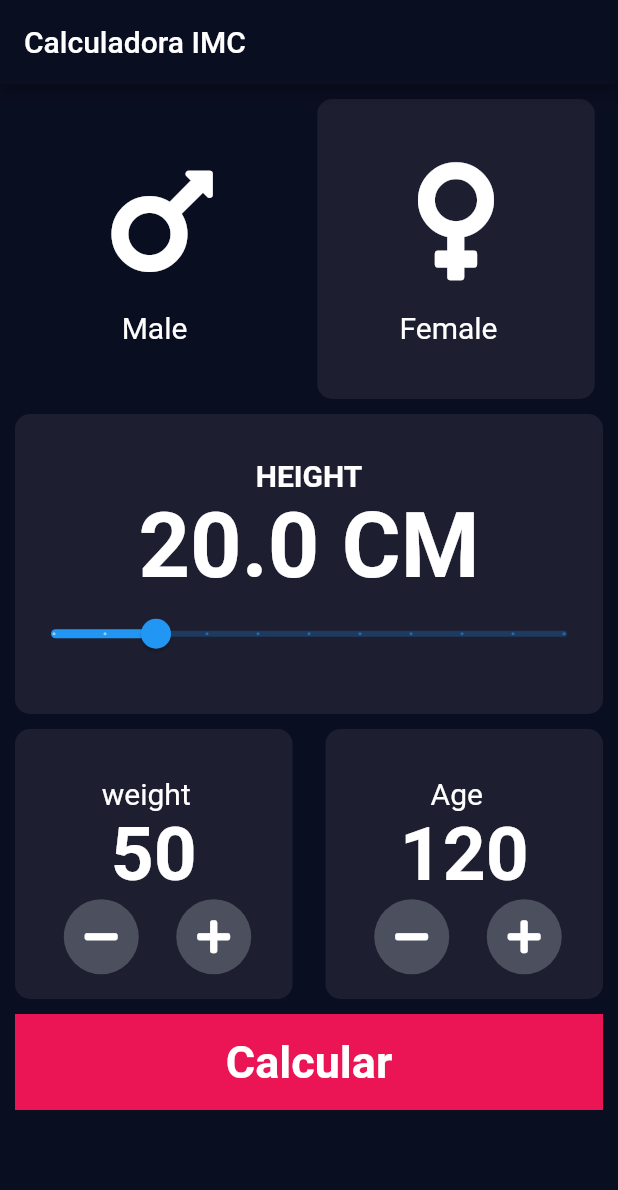
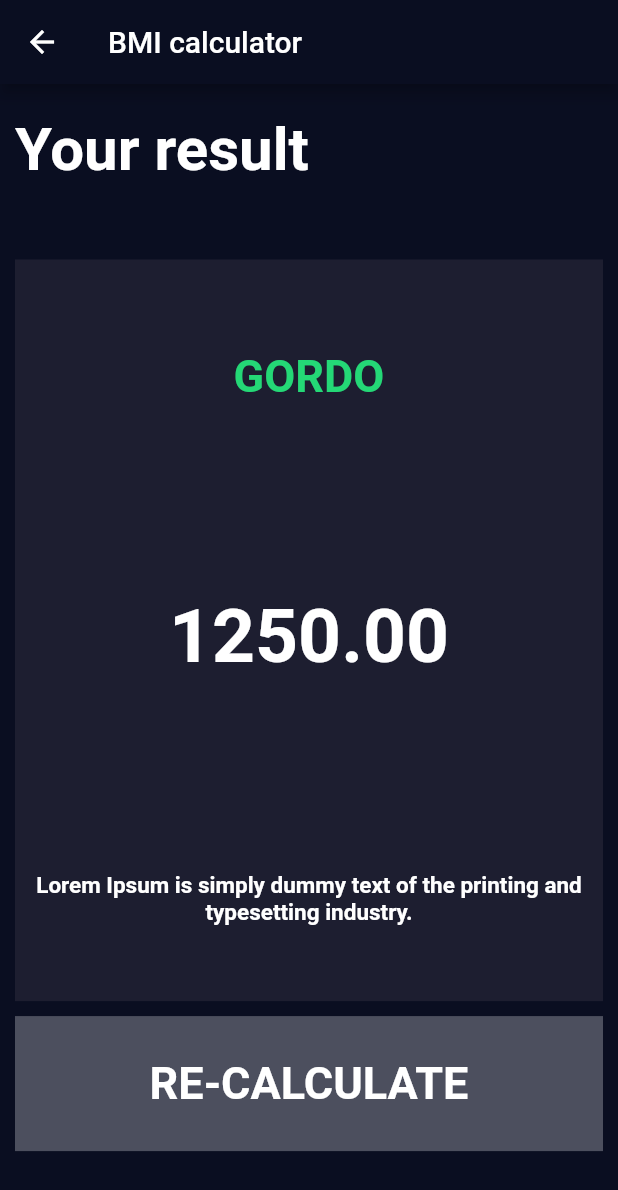
Before and after one commit to Diogoloiola/app-imc, a Flutter app: the screen it shows after launch, after a tap on "Calcular", on a phone screen of 412 x 824 dp. Shown: the top 1190 px of the screen. Run offline on Flutter 3.47's test engine with Material 2 defaults, Android fonts, the phone set to English and light mode, and no system bars; our stand-ins replace font_awesome_flutter.

Commit message:
finished app

```diff
--- a/lib/components/home_page.dart
+++ b/lib/components/home_page.dart
@@ -3,6 +3,7 @@ import 'package:imc/utils/calculator.dart';
 import 'package:imc/utils/chose_color.dart';
 import 'package:imc/utils/my_colors.dart';
 import 'package:font_awesome_flutter/font_awesome_flutter.dart';
+import 'package:imc/utils/screen_arguments.dart';
 
 class HomePage extends StatefulWidget {
   const HomePage({Key? key}) : super(key: key);
@@ -285,6 +286,12 @@ class _HomePageState extends State<HomePage> {
               onTap: () {
                 Calculator calculator =
                     Calculator(_currentSliderValue / 100, _weight);
+
+                double imc = calculator.calculate();
+
+                Navigator.of(context).pushNamed('/result',
+                    arguments:
+                        ScreenArguments(calculator.description(imc), imc));
               },
               child: Container(
                 width: MediaQuery.of(context).size.width,
--- a/lib/components/my_app.dart
+++ b/lib/components/my_app.dart
@@ -1,5 +1,6 @@
 import 'package:flutter/material.dart';
 import 'package:imc/components/home_page.dart';
+import 'package:imc/components/result.dart';
 
 class MyApp extends StatelessWidget {
   const MyApp({Key? key}) : super(key: key);
@@ -8,11 +9,16 @@ class MyApp extends StatelessWidget {
   @override
   Widget build(BuildContext context) {
     return MaterialApp(
-        title: 'Flutter Demo',
-        debugShowCheckedModeBanner: false,
-        theme: ThemeData(
-          brightness: Brightness.dark,
-        ),
-        home: const HomePage());
+      title: 'Flutter Demo',
+      debugShowCheckedModeBanner: false,
+      theme: ThemeData(
+        brightness: Brightness.dark,
+      ),
+      initialRoute: '/',
+      routes: {
+        '/': (context) => const HomePage(),
+        '/result': (context) => const Result()
+      },
+    );
   }
 }
--- /dev/null
+++ b/lib/components/result.dart
@@ -0,0 +1,91 @@
+import 'package:flutter/material.dart';
+import 'package:imc/utils/my_colors.dart';
+import 'package:imc/utils/screen_arguments.dart';
+
+class Result extends StatelessWidget {
+  const Result({Key? key}) : super(key: key);
+
+  @override
+  Widget build(BuildContext context) {
+    final args = ModalRoute.of(context)!.settings.arguments as ScreenArguments;
+    print(args.description);
+    return Scaffold(
+      appBar: AppBar(
+        title: const Text('BMI calculator'),
+        backgroundColor: MyColors.dark,
+      ),
+      body: Container(
+        width: MediaQuery.of(context).size.width,
+        height: MediaQuery.of(context).size.height,
+        color: MyColors.dark,
+        padding: const EdgeInsets.all(10),
+        child: Column(
+          children: [
+            Container(
+                width: MediaQuery.of(context).size.width,
+                margin: const EdgeInsets.only(top: 10),
+                child: const Text(
+                  'Your result',
+                  textAlign: TextAlign.left,
+                  style: TextStyle(fontSize: 40, fontWeight: FontWeight.bold),
+                )),
+            Container(
+              width: MediaQuery.of(context).size.width,
+              height: MediaQuery.of(context).size.height * 0.6,
+              margin: const EdgeInsets.only(top: 50),
+              color: const Color(0xff1d1e30),
+              child: Column(
+                mainAxisAlignment: MainAxisAlignment.spaceBetween,
+                children: [
+                  Container(
+                      margin: const EdgeInsets.only(top: 60),
+                      child: Text(
+                        args.description.toUpperCase(),
+                        textAlign: TextAlign.center,
+                        style: const TextStyle(
+                            fontSize: 30,
+                            fontWeight: FontWeight.bold,
+                            color: Color(0xff24d876)),
+                      )),
+                  Text(
+                    args.value.toStringAsFixed(2),
+                    textAlign: TextAlign.center,
+                    style: const TextStyle(
+                        fontSize: 50, fontWeight: FontWeight.bold),
+                  ),
+                  Container(
+                    margin: const EdgeInsets.only(bottom: 50),
+                    child: const Text(
+                      'Lorem Ipsum is simply dummy text of the printing and typesetting industry.',
+                      textAlign: TextAlign.center,
+                      style:
+                          TextStyle(fontSize: 15, fontWeight: FontWeight.bold),
+                    ),
+                  )
+                ],
+              ),
+            ),
+            GestureDetector(
+              onTap: () {
+                Navigator.of(context).pushNamed('/');
+              },
+              child: Container(
+                width: MediaQuery.of(context).size.width,
+                height: 90,
+                margin: const EdgeInsets.only(top: 10),
+                color: MyColors.red,
+                child: Center(
+                  child: Text(
+                    're-calculate'.toUpperCase(),
+                    style: const TextStyle(
+                        fontSize: 30, fontWeight: FontWeight.bold),
+                  ),
+                ),
+              ),
+            )
+          ],
+        ),
+      ),
+    );
+  }
+}
--- /dev/null
+++ b/lib/utils/screen_arguments.dart
@@ -0,0 +1,5 @@
+class ScreenArguments {
+  final String description;
+  final double value;
+  ScreenArguments(this.description, this.value);
+}
```
